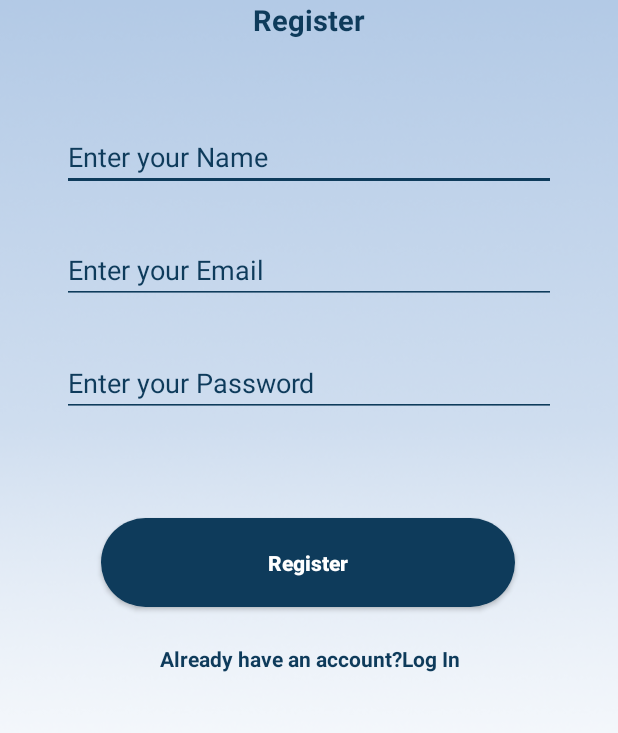
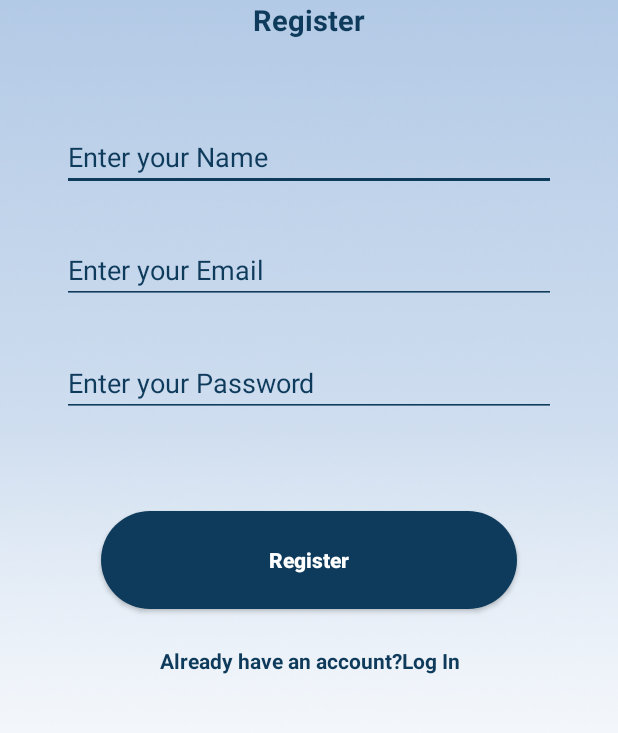
Before and after one commit to lucy01010/Horizon-App, an Android app built with Jetpack Compose: the RegistrationActivity screen opened directly, with no data from a screen before it, on a phone screen of 412 x 824 dp, the part 303-1036 px from its top. Run offline under Robolectric (Android 15) with nearby library versions, the phone set to English and light mode, and no system bars; our stand-ins replace Firebase (no records; nobody signed in at launch, a user with empty details on screens opened directly); Roboto replaces fonts that are not available here.

Commit message:
navigation bar fixed

```diff
--- a/app/build.gradle.kts
+++ b/app/build.gradle.kts
@@ -2,6 +2,7 @@ plugins {
     id("com.android.application")
     id("org.jetbrains.kotlin.android")
     id("com.google.gms.google-services")
+    id("com.google.android.libraries.mapsplatform.secrets-gradle-plugin")
 }
 
 android {
@@ -69,6 +70,7 @@ dependencies {
     implementation("androidx.compose.material3:material3")
     implementation(platform("androidx.compose:compose-bom:2023.03.00"))
     implementation("com.google.firebase:firebase-auth:22.3.0")
+    implementation("com.google.android.gms:play-services-maps:18.1.0")
     testImplementation("junit:junit:4.13.2")
     androidTestImplementation("androidx.test.ext:junit:1.1.5")
     androidTestImplementation("androidx.test.espresso:espresso-core:3.5.1")
@@ -77,4 +79,5 @@ dependencies {
     androidTestImplementation(platform("androidx.compose:compose-bom:2023.03.00"))
     debugImplementation("androidx.compose.ui:ui-tooling")
     debugImplementation("androidx.compose.ui:ui-test-manifest")
+    implementation("com.google.android.gms:play-services-maps:18.2.0")
 }
--- a/app/src/main/res/layout/activity_registration.xml
+++ b/app/src/main/res/layout/activity_registration.xml
@@ -103,27 +103,25 @@
         app:layout_constraintWidth_percent=".8"
         tools:ignore="MissingConstraints" />
 
+
     <Button
 
         android:id="@+id/register_button"
-        android:layout_width="276dp"
-        android:layout_height="59dp"
+        android:layout_width="277dp"
+        android:layout_height="65dp"
         android:background="@drawable/btn_bg_design"
         android:onClick="mainActivity"
-        android:padding="14dp"
+        android:padding="10dp"
         android:text="Register"
         android:textAllCaps="false"
         android:textColor="@color/white"
         android:textStyle="bold"
-        app:flow_firstVerticalBias="0.7"
         app:layout_constraintBottom_toBottomOf="parent"
         app:layout_constraintEnd_toEndOf="parent"
-        app:layout_constraintHorizontal_bias="0.497"
         app:layout_constraintStart_toStartOf="parent"
-        app:layout_constraintTop_toBottomOf="@+id/name"
-        app:layout_constraintWidth_percent=".8"
+        app:layout_constraintTop_toBottomOf="@+id/password"
+        app:layout_constraintVertical_bias="0.224"
         tools:ignore="MissingConstraints" />
-
 
     <TextView
         android:id="@+id/login_button"
--- a/app/src/main/res/layout/content_main.xml
+++ b/app/src/main/res/layout/content_main.xml
@@ -16,7 +16,7 @@
         app:layout_constraintLeft_toLeftOf="parent"
         app:layout_constraintRight_toRightOf="parent"
         app:layout_constraintTop_toTopOf="parent"
-        app:navGraph="@navigation/mobile_navigation" />
+        app:navGraph="@navigation/bottom_navigation" />
 
 
 </RelativeLayout>
--- a/app/src/main/res/values-night/themes.xml
+++ b/app/src/main/res/values-night/themes.xml
@@ -11,6 +11,8 @@
         <item name="colorOnSecondary">@color/black</item>
         <!-- Status bar color. -->
         <item name="android:statusBarColor">?attr/colorPrimaryVariant</item>
+        <item name="colorSurface">@color/blue</item>
+
         <!-- Customize your theme here. -->
     </style>
 </resources>
--- a/app/src/main/res/values/themes.xml
+++ b/app/src/main/res/values/themes.xml
@@ -11,6 +11,7 @@
         <item name="colorOnSecondary">@color/black</item>
         <!-- Status bar color. -->
         <item name="android:statusBarColor">?attr/colorPrimaryVariant</item>
+        <item name="colorSurface">@color/blue</item>
         <!-- Customize your theme here. -->
     </style>
 
```
Also changed, not shown: app/src/main/AndroidManifest.xml (+30 -9 lines), app/src/main/java/com/example/horizonapp/MainActivity.java (+1 -44 lines), app/src/main/java/com/example/horizonapp/MapFragment.java (+23 -2 lines), app/src/main/res/layout/bott_nav.xml (+5 -7 lines), app/src/main/res/layout/fragment_map.xml (+6 -8 lines), app/src/main/res/navigation/bottom_navigation.xml (+8 -6 lines), app/src/main/res/navigation/mobile_navigation.xml (deleted, +0 -25 lines), app/src/main/java/com/example/horizonapp/activities/RegistrationActivity.java (indentation only).
